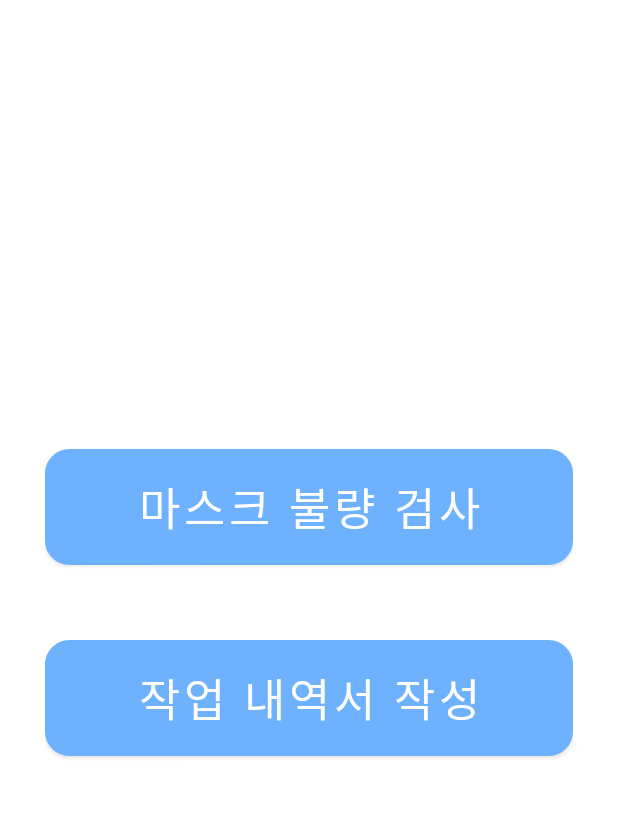
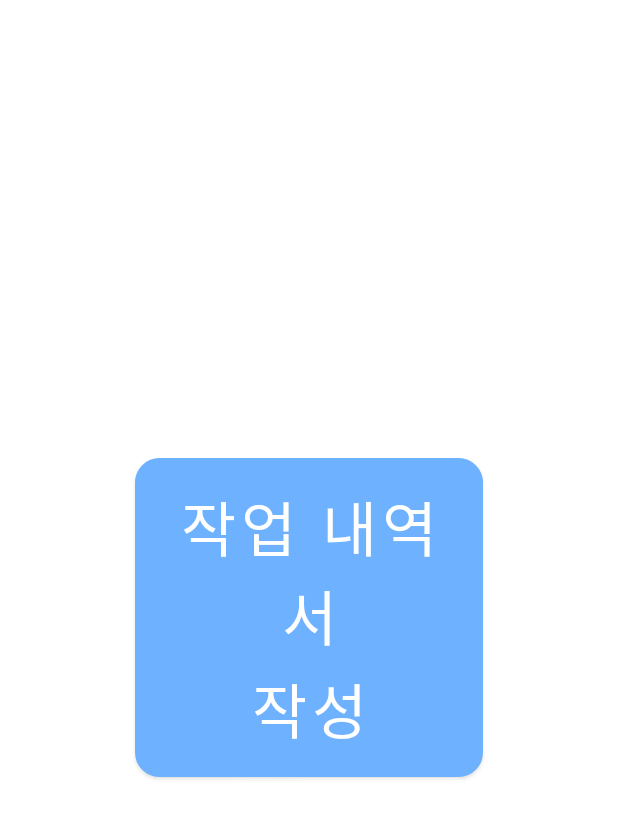
Before and after one commit to unuhqueen/Bad-Mask-Inspection-System, an Android app: the SelectFirstActivity screen opened directly, with no data from a screen before it, on a phone screen of 412 x 824 dp. Shown: the top 818 px of the screen. Run offline under Robolectric (Android 15) with nearby library versions, the light colour scheme and no system bars; our stand-ins replace Firebase (no records; nobody signed in at launch, a user with empty details on screens opened directly).

Commit message:
오류 수정

```diff
--- a/BadMaskInspectionSystem/app/src/main/java/com/example/bad_mask_inspection_system/SelectFirstActivity.java
+++ b/BadMaskInspectionSystem/app/src/main/java/com/example/bad_mask_inspection_system/SelectFirstActivity.java
@@ -35,7 +35,6 @@ public class SelectFirstActivity extends AppCompatActivity {
             startFirstActivity();
         }
 
-        findViewById(R.id.maskSelectButton).setOnClickListener(onClickListener);
         findViewById(R.id.runSheetSelectButton).setOnClickListener(onClickListener);
     }
 
@@ -44,9 +43,6 @@ public class SelectFirstActivity extends AppCompatActivity {
         @Override
         public void onClick(View v) {
             switch(v.getId()){
-                case R.id.maskSelectButton:
-                    myStartActivity(MainActivity.class);
-                    break;
                 case R.id.runSheetSelectButton:
                     myStartActivity(RunSheet1Activity.class);
                     break;
--- a/BadMaskInspectionSystem/app/src/main/res/layout/activity_selectfirst.xml
+++ b/BadMaskInspectionSystem/app/src/main/res/layout/activity_selectfirst.xml
@@ -14,25 +14,14 @@
         android:orientation="vertical">
 
         <Button
-            android:id="@+id/maskSelectButton"
-            android:layout_width="match_parent"
-            android:layout_height="wrap_content"
-            android:layout_marginBottom="50dp"
-            android:background="@drawable/radius"
-            android:paddingVertical="10dp"
-            android:text="마스크 불량 검사"
-            android:textSize="30dp"
-            app:backgroundTint="#6DB1FF" />
-
-        <Button
             android:id="@+id/runSheetSelectButton"
             android:layout_width="match_parent"
             android:layout_height="wrap_content"
-            android:layout_marginBottom="20dp"
+            android:layout_margin="60dp"
             android:background="@drawable/radius"
             android:paddingVertical="10dp"
-            android:text="작업 내역서 작성"
-            android:textSize="30dp"
+            android:text="작업 내역서\n작성"
+            android:textSize="40dp"
             app:backgroundTint="#6DB1FF" />
 
         </LinearLayout>
```
